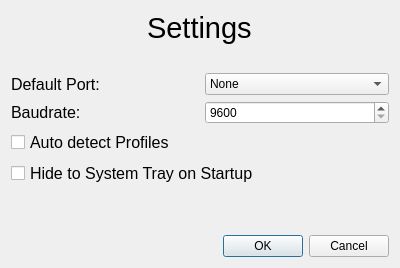
Qt form client/buttonbox_client/ui/settings.ui (TheCheese42/buttonbox) before a commit.
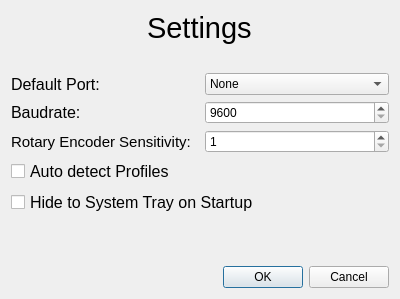
The same form after that commit. Icons and pictures are not drawn.

Commit message: Added rotaryencoder sensitivity option

The edit to the form file:
```diff
--- a/client/buttonbox_client/ui/settings.ui
+++ b/client/buttonbox_client/ui/settings.ui
@@ -7,7 +7,7 @@
     <x>0</x>
     <y>0</y>
     <width>400</width>
-    <height>268</height>
+    <height>299</height>
    </rect>
   </property>
   <property name="windowTitle">
@@ -130,6 +130,39 @@
      </item>
     </layout>
    </item>
+   <item>
+    <layout class="QHBoxLayout" name="horizontalLayout_3">
+     <property name="spacing">
+      <number>10</number>
+     </property>
+     <item>
+      <widget class="QLabel" name="label_4">
+       <property name="font">
+        <font>
+         <family>Liberation Sans</family>
+         <pointsize>11</pointsize>
+        </font>
+       </property>
+       <property name="toolTip">
+        <string>How many Rotary Encoder Events need to be received within 1 Second to be effective</string>
+       </property>
+       <property name="text">
+        <string>Rotary Encoder Sensitivity:</string>
+       </property>
+      </widget>
+     </item>
+     <item>
+      <widget class="QSpinBox" name="rotarySensSpin">
+       <property name="toolTip">
+        <string>How many Rotary Encoder Events need to be received within 1 Second to be effective</string>
+       </property>
+       <property name="minimum">
+        <number>1</number>
+       </property>
+      </widget>
+     </item>
+    </layout>
+   </item>
    <item>
     <widget class="QCheckBox" name="autoDetectCheck">
      <property name="font">
```
The commit also changes 3 other files.
